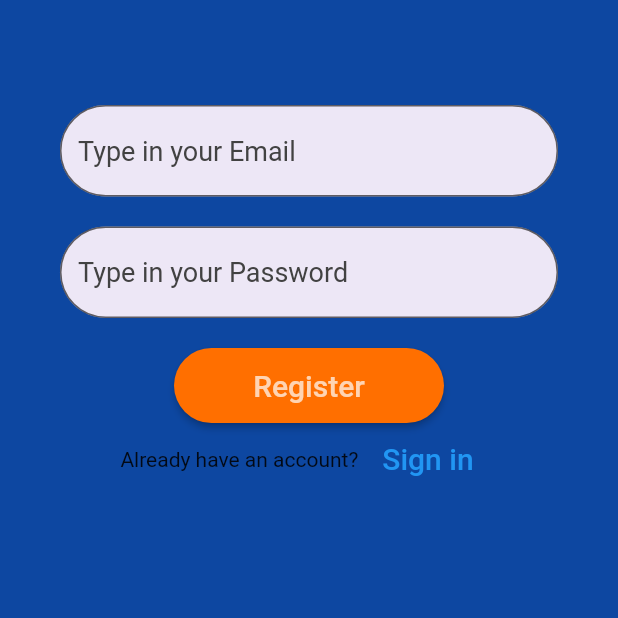
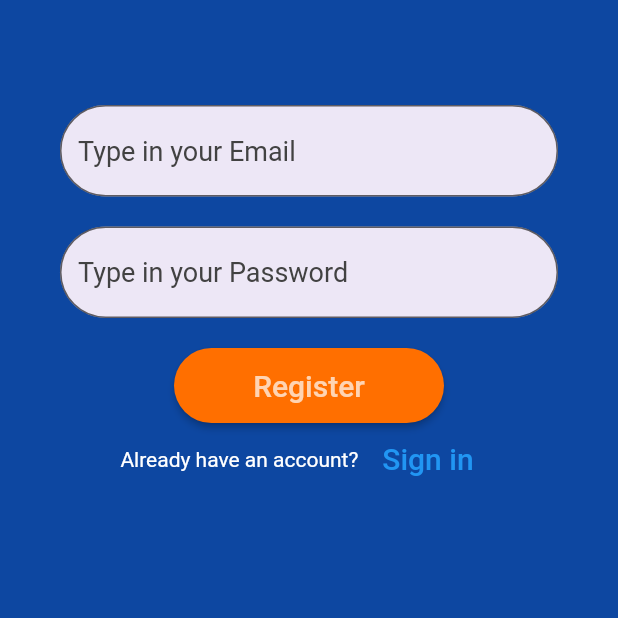
Before and after one commit to AmeraAbdallah/flutter_notes_app, a Flutter app: the screen it shows after launch, after a tap on "Login", after a tap on "Sign up", on a phone screen of 412 x 824 dp, the top half of it. Run offline on Flutter 3.47's test engine with Material 2 defaults, Android fonts, the phone set to English and light mode, and no system bars; our stand-ins replace firebase_auth; missing offline and left inert: loading; accounts and stored records are empty.

Commit message:
add loading screen

```diff
--- a/lib/screens/authentication/register.dart
+++ b/lib/screens/authentication/register.dart
@@ -1,5 +1,6 @@
 import 'package:flutter/material.dart';
 import 'package:note_app/services/auth.dart';
+import 'package:loading/loading.dart';
 
 class Register extends StatefulWidget {
 
@@ -18,12 +19,13 @@ class _RegisterState extends State<Register> {
   bool _emailValidate = false;
   bool _passwordValidate = false;
   String error = '';
-
+  bool _isLoading = false;
   final AuthenticationService _auth = AuthenticationService();
 
   @override
   Widget build(BuildContext context) {
-    return Scaffold(
+    return _isLoading? Loading():
+    Scaffold(
         backgroundColor: Colors.blue[900],
         body: Container(
           padding: EdgeInsets.symmetric(vertical: 20, horizontal: 40),
@@ -100,11 +102,18 @@ class _RegisterState extends State<Register> {
                           setState(() => _passwordValidate = true);
                         }
                         if(email.length != 0 && password.length >= 6) {
-                          setState(() => _passwordValidate = false);
-                          setState(() => _emailValidate = false);
+                          setState((){
+                            _passwordValidate = false;
+                            _emailValidate = false;
+                            _isLoading = true;
+                          });
+
                           dynamic result = await _auth.createUserUsingEmailAndPassword(email, password);
                           if(result == null) {
-                            setState(() => error = "Not valid Email");
+                            setState(() {
+                              error = "Not valid Email";
+                              _isLoading = false;
+                            });
                           }
                         }
                     }
@@ -112,7 +121,10 @@ class _RegisterState extends State<Register> {
                 ),
                 Row(
                   children: <Widget>[
-                    Text('Already have an account?'),
+                    Text(
+                      'Already have an account?',
+                      style: TextStyle(color: Colors.white),
+                    ),
                     FlatButton(
                       textColor: Colors.blue,
                       child: Text(
--- a/lib/screens/authentication/sign_in.dart
+++ b/lib/screens/authentication/sign_in.dart
@@ -1,5 +1,6 @@
 import 'package:flutter/material.dart';
 import 'package:note_app/services/auth.dart';
+import 'package:loading/loading.dart';
 
 class SignIn extends StatefulWidget {
 
@@ -18,12 +19,14 @@ class _SignInState extends State<SignIn> {
   bool _emailValidate = false;
   bool _passwordValidate = false;
   String error = '';
+  bool _isLoading = false;
 
   final AuthenticationService _auth = AuthenticationService();
 
   @override
   Widget build(BuildContext context) {
-    return Scaffold(
+      return _isLoading? Loading():
+      Scaffold(
         backgroundColor: Colors.blue[900],
         body: Container(
           padding: EdgeInsets.symmetric(vertical: 20, horizontal: 40),
@@ -98,11 +101,17 @@ class _SignInState extends State<SignIn> {
                           setState(() => _passwordValidate = true);
                         }
                         if(email.length != 0 && password.length >= 6) {
-                          setState(() => _passwordValidate = false);
-                          setState(() => _emailValidate = false);
+                          setState((){
+                            _passwordValidate = false;
+                            _emailValidate = false;
+                            _isLoading = true;
+                          });
                           dynamic result = await _auth.signInUserUsingEmailAndPassword(email, password);
                           if(result == null) {
-                            setState(() => error = "Wrong Email or password!");
+                            setState(() {
+                              error = "Wrong Email or Password";
+                              _isLoading = false;
+                            });
                           }
                         }
                     }
@@ -110,7 +119,10 @@ class _SignInState extends State<SignIn> {
                 ),
                 Row(
                   children: <Widget>[
-                    Text('Do not have an account?'),
+                    Text(
+                      'Do not have an account?',
+                      style: TextStyle(color: Colors.white),
+                    ),
                     FlatButton(
                       textColor: Colors.blue,
                       child: Text(
--- a/pubspec.yaml
+++ b/pubspec.yaml
@@ -27,6 +27,7 @@ dependencies:
   firebase_core: ^0.4.4
   firebase_auth: ^0.15.4
   google_sign_in: ^4.1.4
+  loading: ^1.0.2
 
 #  cloud_firestore: ^0.13.3
 
```
Also changed, not shown: pubspec.lock.
